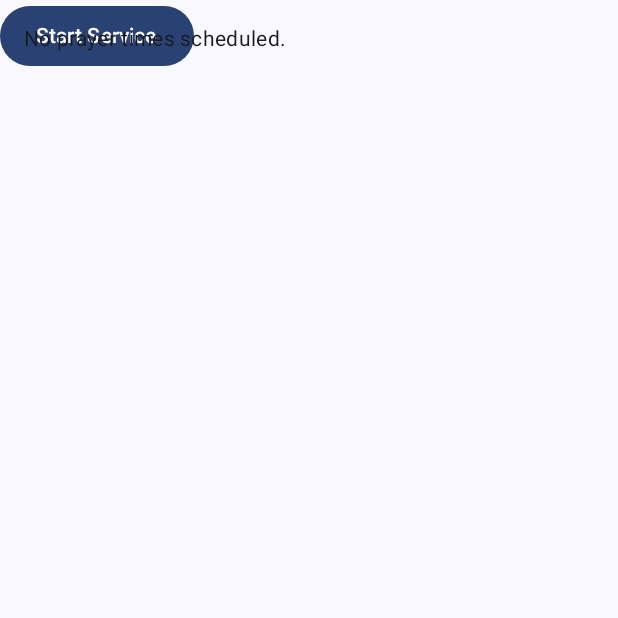
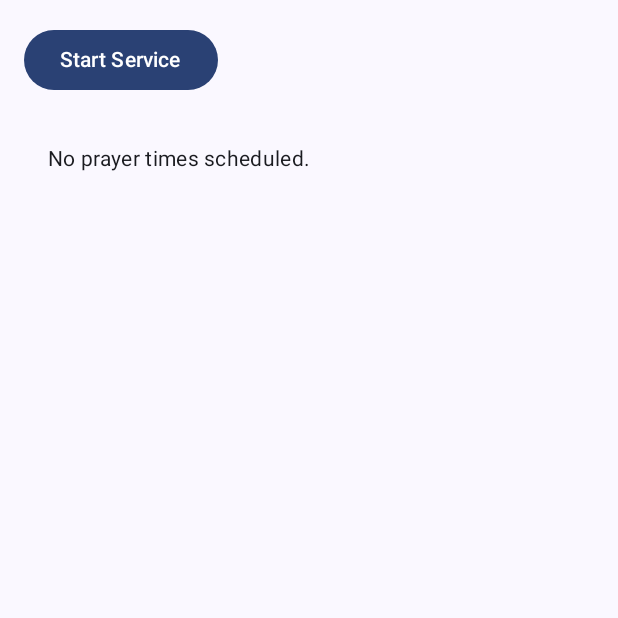
Before and after one commit to laktam/prayer-time-silencer, an Android app built with Jetpack Compose: the screen it shows after launch (MainActivity), on a phone screen of 412 x 824 dp, the top half of it. Run offline under Robolectric (Android 15) with nearby library versions, the phone set to English and light mode, and no system bars.

```diff
--- a/app/src/main/java/org/mql/laktam/prayertimesilencer/MainActivity.kt
+++ b/app/src/main/java/org/mql/laktam/prayertimesilencer/MainActivity.kt
@@ -40,8 +40,16 @@ class MainActivity : ComponentActivity() {
         setContent {
             PrayerTimeSilencerTheme {
                 Scaffold(modifier = Modifier.fillMaxSize()) { innerPadding ->
-                    ActivationButton(modifier = Modifier.padding(innerPadding))
-                    DisplayPrayerTimes()
+                    // Use a Column to prevent overlap and add spacing
+                    Column(
+                        modifier = Modifier
+                            .fillMaxSize()
+                            .padding(innerPadding)
+                            .padding(16.dp) // additional padding to ensure content isn't too close to edges
+                    ) {
+                        ActivationButton(modifier = Modifier.padding(bottom = 16.dp))
+                        DisplayPrayerTimes()
+                    }
                 }
             }
         }
```
